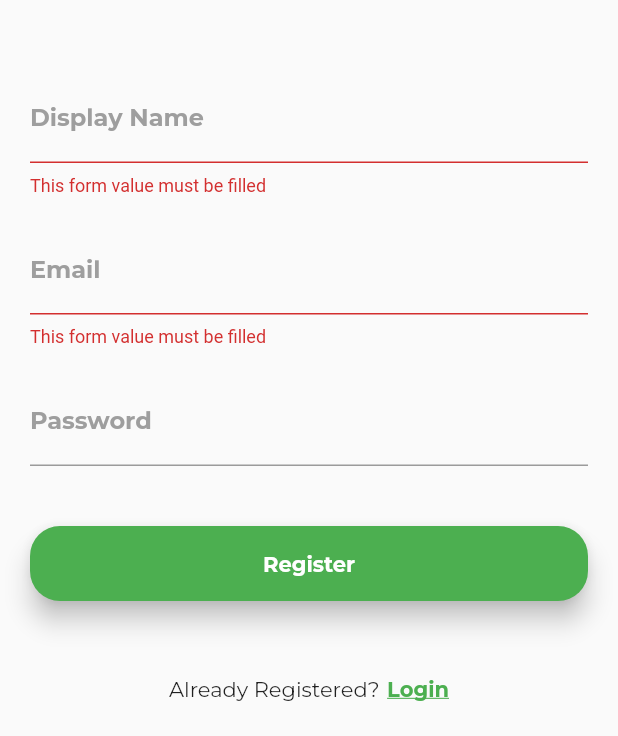
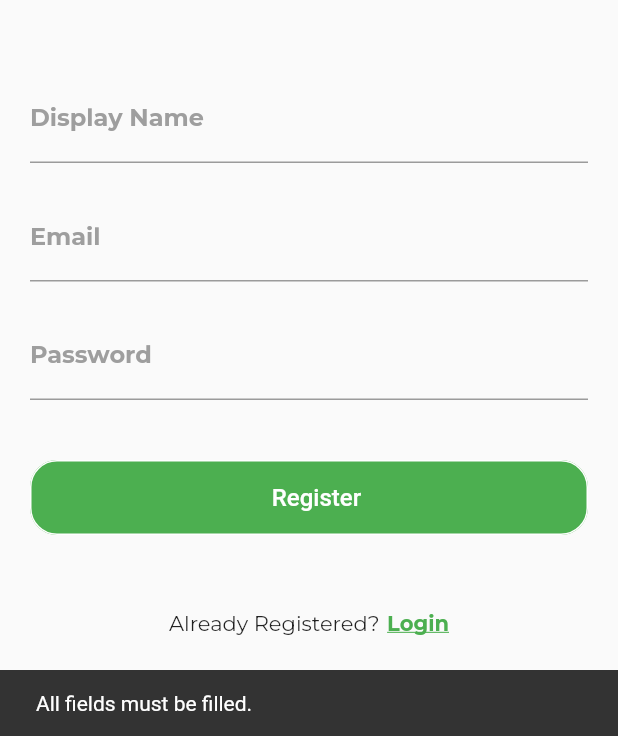
Before and after one commit to richujain/ReadingRoomCo., a Flutter app: the RegisterPage screen opened directly, after a tap on "Register", on a phone screen of 412 x 824 dp, the part 500-1236 px from its top. Run offline on Flutter 3.47's test engine with Material 2 defaults, Android fonts, the light colour scheme and no system bars; our stand-ins replace auto_size_text, file_picker, firebase_auth, firebase_core, firebase_database, firebase_storage and 8 more; missing offline and left inert: flutter_wordpress, linked_scroll_controller; accounts and stored records are empty; network calls fail; Roboto replaces fonts that are missing (Yellowtail).

Commit message:
[Richu]fixed some bugs in login.dart

```diff
--- a/lib/home.dart
+++ b/lib/home.dart
@@ -725,10 +725,8 @@ class _HomePage extends State<HomePage> {
                               'postid': postId.toString(),
                               'title': convertedTitle.toString(),
                             });
-                            Scaffold.of(context).showSnackBar(SnackBar(
-                              content: Text("Added to Starred"),
-                              duration: const Duration(seconds: 1),
-                            ));
+                            ScaffoldMessenger.of(context).showSnackBar(SnackBar(content: Text("Added to Starred."),duration: const Duration(seconds: 1),));
+
                             print("title : " +
                                 convertedTitle +
                                 "Post ID " +
--- a/lib/login.dart
+++ b/lib/login.dart
@@ -55,7 +55,15 @@ class _LoginPageState extends State<LoginPage> {
           crossAxisAlignment: CrossAxisAlignment.start,
           children: <Widget>[
             Container(
-              child: isLoading ? CircularProgressIndicator() : Stack(
+              child: isLoading ? new Container(
+        width: MediaQuery.of(context).size.width,//70.0,
+          height: MediaQuery.of(context).size.height, //70.0,
+          child: new Padding(
+              padding: const EdgeInsets.all(5.0),
+              child: new Center(child: new CircularProgressIndicator())),
+        )
+
+                  : Stack(
                 children: <Widget>[
                   Container(
                     padding: EdgeInsets.fromLTRB(15.0, 110.0, 0.0, 0.0),
@@ -112,14 +120,9 @@ class _LoginPageState extends State<LoginPage> {
                             borderSide: BorderSide(color: Colors.green)
                         )
                     ),
-                    validator: (value) {
-                      if (value.isEmpty) return "This form value must be filled";
-                      return null;
-                    },
-                    autovalidateMode: AutovalidateMode.always,
                   ),
                   SizedBox(height: 20),
-                  TextFormField(
+                  TextField(
                     controller: passwordController,
                     decoration: InputDecoration(
                         labelText: 'Password',
@@ -132,11 +135,6 @@ class _LoginPageState extends State<LoginPage> {
                             borderSide: BorderSide(color: Colors.green)
                         )
                     ),
-                    validator: (value) {
-                      if (value.isEmpty) return "This form value must be filled";
-                      return null;
-                    },
-                    autovalidateMode: AutovalidateMode.always,
                     obscureText: true,
                   ),
                   SizedBox(height: 20),
@@ -155,41 +153,30 @@ class _LoginPageState extends State<LoginPage> {
                     ),
                   ),
                   SizedBox(height: 40),
-                  Container(
-                    height: 50.0,
-                    child: Material(
-                      borderRadius: BorderRadius.circular(20.0),
+                  MaterialButton(
+                    shape: RoundedRectangleBorder(
+                        borderRadius: BorderRadius.circular(18.0),
+                        side: BorderSide(color: Colors.white)
+                    ),
+                    elevation: 0,
+                    minWidth: double.maxFinite,
+                    height: 50,
+                    onPressed: () {
+                        _login(context);
+                    },
                     color: Colors.green,
-                      elevation: 7.0,
-                      child: GestureDetector(
-                        onTap: (){
-                          setState(() {
-                            isLoading = true;
-                          });
-                          context.read<AuthenticationService>().signIn(
-                            email: emailController.text.trim(),
-                            password: passwordController.text.trim(),
-                          ).whenComplete(() {
-                            setState(() {
-                              isLoading = false;
-                              Navigator.of(context).popAndPushNamed('/home');
-                            });
-                          });
-                        },
+                    child: Row(
+                      mainAxisAlignment: MainAxisAlignment.center,
+                      children: <Widget>[
+                        SizedBox(width: 10),
+                        Text('Login',
+                            style: TextStyle(color: Colors.white, fontSize: 16)),
+                      ],
+                    ),
+                    textColor: Colors.white,
+                  ),
 
-                        child: Center(
-                          child: Text(
-                            'Login',
-                            style: TextStyle(
-                                color: Colors.white,
-                                fontWeight: FontWeight.bold,
-                                fontFamily: 'Montserrat'
-                            ),
-                          ),
-                        ),
-                      ),
-                    ),
-                  ),
+
                   SizedBox(height: 30.0),
                   MaterialButton(
                     shape: RoundedRectangleBorder(
@@ -293,6 +280,47 @@ class _LoginPageState extends State<LoginPage> {
     await googleSignIn.signOut();
     print("User Sign Out");
   }
+
+  void _login(context) async{
+    if(emailController.text.trim().isEmpty || passwordController.text.trim().isEmpty){
+      ScaffoldMessenger.of(context).showSnackBar(SnackBar(content: Text("Enter your credentials."),duration: const Duration(seconds: 1),));
+    }
+    else{
+      setState(() {
+        isLoading = true;
+      });
+      try {
+        await FirebaseAuth.instance.signInWithEmailAndPassword(
+          email: emailController.text.trim(),
+          password: passwordController.text.trim(),
+        ).whenComplete(() {
+          FirebaseAuth firebaseAuth = FirebaseAuth.instance;
+          if(firebaseAuth.currentUser.displayName!=null){
+            setState(() {
+              isLoading = false;
+            });
+            Navigator.of(context).popAndPushNamed('/home');
+          }
+          else{
+            setState(() {
+              isLoading = false;
+            });
+            ScaffoldMessenger.of(context).showSnackBar(SnackBar(content: Text("Login Failed."),duration: const Duration(seconds: 1),));
+          }
+
+        });
+      } on FirebaseAuthException catch (e) {
+        if (e.code == 'user-not-found') {
+          print('No user found for that email.');
+          ScaffoldMessenger.of(context).showSnackBar(SnackBar(content: Text("No user found for that email."),duration: const Duration(seconds: 1),));
+        } else if (e.code == 'wrong-password') {
+          print('Wrong password provided for that user.');
+          ScaffoldMessenger.of(context).showSnackBar(SnackBar(content: Text("Wrong password provided for that user."),duration: const Duration(seconds: 1),));
+        }
+      }
+    }
+
+  }
 }
 class RegisterPage extends StatefulWidget {
   @override
@@ -311,7 +339,6 @@ class _RegisterPageState extends State<RegisterPage> {
   @override
   Widget build(BuildContext context) {
     return Scaffold(
-      resizeToAvoidBottomPadding: false,
       body: SingleChildScrollView(
         child: ConstrainedBox(
           constraints: BoxConstraints(),
@@ -319,7 +346,13 @@ class _RegisterPageState extends State<RegisterPage> {
             crossAxisAlignment: CrossAxisAlignment.start,
             children: <Widget>[
               Container(
-                child: isLoading? CircularProgressIndicator() : Stack(
+                child: isLoading? new Container(
+          width: MediaQuery.of(context).size.width,//70.0,
+          height: MediaQuery.of(context).size.height, //70.0,
+          child: new Padding(
+              padding: const EdgeInsets.all(5.0),
+              child: new Center(child: new CircularProgressIndicator())),
+        ): Stack(
                   children: <Widget>[
                     Container(
                       padding: EdgeInsets.fromLTRB(15.0, 110.0, 0.0, 0.0),
@@ -363,7 +396,7 @@ class _RegisterPageState extends State<RegisterPage> {
                 padding: EdgeInsets.only(top: 50.0,left: 20.0, right: 20.0),
                 child: Column(
                   children: <Widget>[
-                    TextFormField(
+                    TextField(
                       controller: displayNameController,
                       decoration: InputDecoration(
                           labelText: 'Display Name',
@@ -376,14 +409,9 @@ class _RegisterPageState extends State<RegisterPage> {
                               borderSide: BorderSide(color: Colors.green)
                           )
                       ),
-                      validator: (value) {
-                        if (value.isEmpty) return "This form value must be filled";
-                        return null;
-                      },
-                      autovalidateMode: AutovalidateMode.always,
                     ),
                     SizedBox(height: 20),
-                    TextFormField(
+                    TextField(
                       controller: emailController,
                       decoration: InputDecoration(
                           labelText: 'Email',
@@ -396,11 +424,6 @@ class _RegisterPageState extends State<RegisterPage> {
                               borderSide: BorderSide(color: Colors.green)
                           )
                       ),
-                      validator: (value) {
-                        if (value.isEmpty) return "This form value must be filled";
-                        return null;
-                      },
-                      autovalidateMode: AutovalidateMode.always,
                     ),
                     SizedBox(height: 20),
                     TextField(
@@ -419,31 +442,27 @@ class _RegisterPageState extends State<RegisterPage> {
                       obscureText: true,
                     ),
                     SizedBox(height: 40),
-                    Container(
-                      height: 50.0,
-                      child: Material(
-                        borderRadius: BorderRadius.circular(20.0),
+                    MaterialButton(
+                      shape: RoundedRectangleBorder(
+                          borderRadius: BorderRadius.circular(18.0),
+                          side: BorderSide(color: Colors.white)
+                      ),
+                      elevation: 0,
+                      minWidth: double.maxFinite,
+                      height: 50,
+                      onPressed: () {
+                        _createUser(context);
+                      },
                       color: Colors.green,
-                        elevation: 7.0,
-                        child: GestureDetector(
-                          onTap: (){
-
-                            _createUser(context);
-
-                          },
-
-                          child: Center(
-                            child: Text(
-                              'Register',
-                              style: TextStyle(
-                                  color: Colors.white,
-                                  fontWeight: FontWeight.bold,
-                                  fontFamily: 'Montserrat'
+                      child: Row(
+                        mainAxisAlignment: MainAxisAlignment.center,
+                        children: <Widget>[
+                          SizedBox(width: 10),
+                          Text('Register',
+                              style: TextStyle(color: Colors.white, fontSize: 16)),
+                        ],
                       ),
-                            ),
-                          ),
-                        ),
-                      ),
+                      textColor: Colors.white,
                     ),
                     SizedBox(height: 30.0),
                   ],
@@ -487,6 +506,10 @@ class _RegisterPageState extends State<RegisterPage> {
   }
 
   void _createUser(context) async{
+    if(emailController.text.trim().isEmpty || passwordController.text.trim().isEmpty || displayNameController.text.trim().isEmpty){
+      ScaffoldMessenger.of(context).showSnackBar(SnackBar(content: Text("All fields must be filled."),duration: const Duration(seconds: 1),));
+    }
+    else{
       setState(() {
         isLoading = true;
       });
@@ -499,16 +522,17 @@ class _RegisterPageState extends State<RegisterPage> {
           email: email.toString(),
           password: password.toString(),
         ).whenComplete(() async {
-        User currentUser = firebaseAuth.currentUser;
-        await currentUser.reload().whenComplete(() {
-          currentUser.updateProfile(displayName: displayName);
+          if(FirebaseAuth.instance.currentUser.email != null){
+            await FirebaseAuth.instance.currentUser.updateProfile(
+                displayName: displayName
+            );
             setState(() {
               isLoading = false;
             });
-          currentUser == null ? print("null login") :
             context.read<AuthenticationService>().signOut();
             Navigator.of(context).pop();
-        });
+          }
+
 
         });
 
@@ -518,19 +542,14 @@ class _RegisterPageState extends State<RegisterPage> {
             isLoading = false;
           });
           print('The password provided is too weak.');
-        Scaffold.of(context).showSnackBar(SnackBar(
-          content: Text("The password provided is too weak"),
-          duration: const Duration(seconds: 1),
-        ));
+          ScaffoldMessenger.of(context).showSnackBar(SnackBar(content: Text("The password provided is too weak."),duration: const Duration(seconds: 1),));
         } else if (e.code == 'email-already-in-use') {
           setState(() {
             isLoading = false;
           });
           print('The account already exists for that email.');
-        Scaffold.of(context).showSnackBar(SnackBar(
-          content: Text("The account already exists for that email."),
-          duration: const Duration(seconds: 1),
-        ));
+          ScaffoldMessenger.of(context).showSnackBar(SnackBar(content: Text("The account already exists for that email."),duration: const Duration(seconds: 1),));
+
         }
       } catch (e) {
         setState(() {
@@ -538,6 +557,7 @@ class _RegisterPageState extends State<RegisterPage> {
         });
         print(e);
       }
+    }
 
   }
 }
```
Lines whose indentation alone changed are shown as unchanged.
